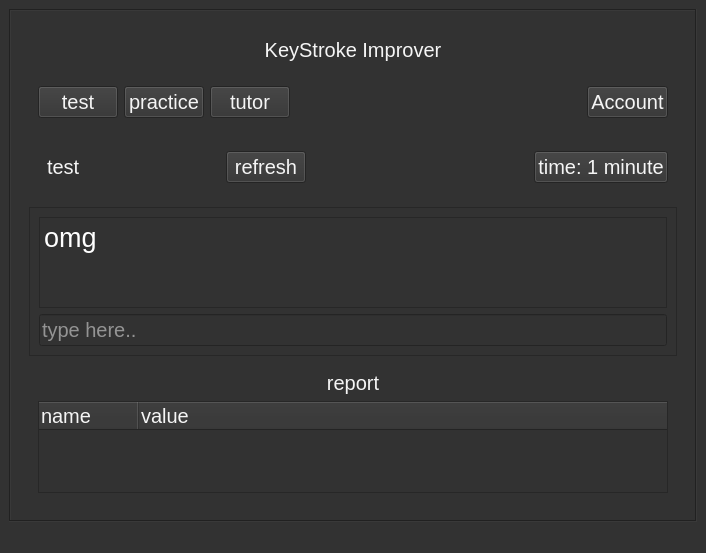
Prakash5209/typing_tutor, file home.ui: the form before one commit.
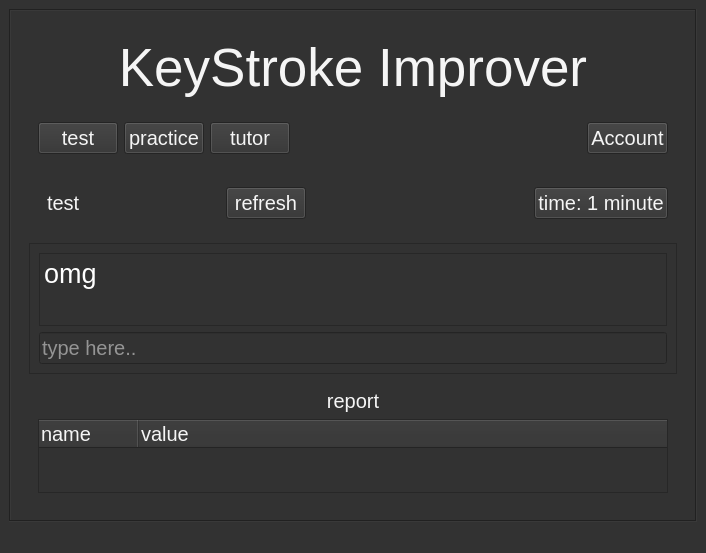
The form after the commit.

```diff
--- a/home.ui
+++ b/home.ui
@@ -225,7 +225,7 @@
                 <property name="font">
                  <font>
                   <family>Ubuntu</family>
-                  <pointsize>15</pointsize>
+                  <pointsize>40</pointsize>
                   <weight>50</weight>
                   <italic>false</italic>
                   <bold>false</bold>
@@ -430,8 +430,8 @@
                <rect>
                 <x>0</x>
                 <y>0</y>
-                <width>648</width>
-                <height>131</height>
+                <width>634</width>
+                <height>117</height>
                </rect>
               </property>
               <layout class="QVBoxLayout" name="verticalLayout_2">
```
Left out of the diff: 2 changed lines with no effect on the pictures.
